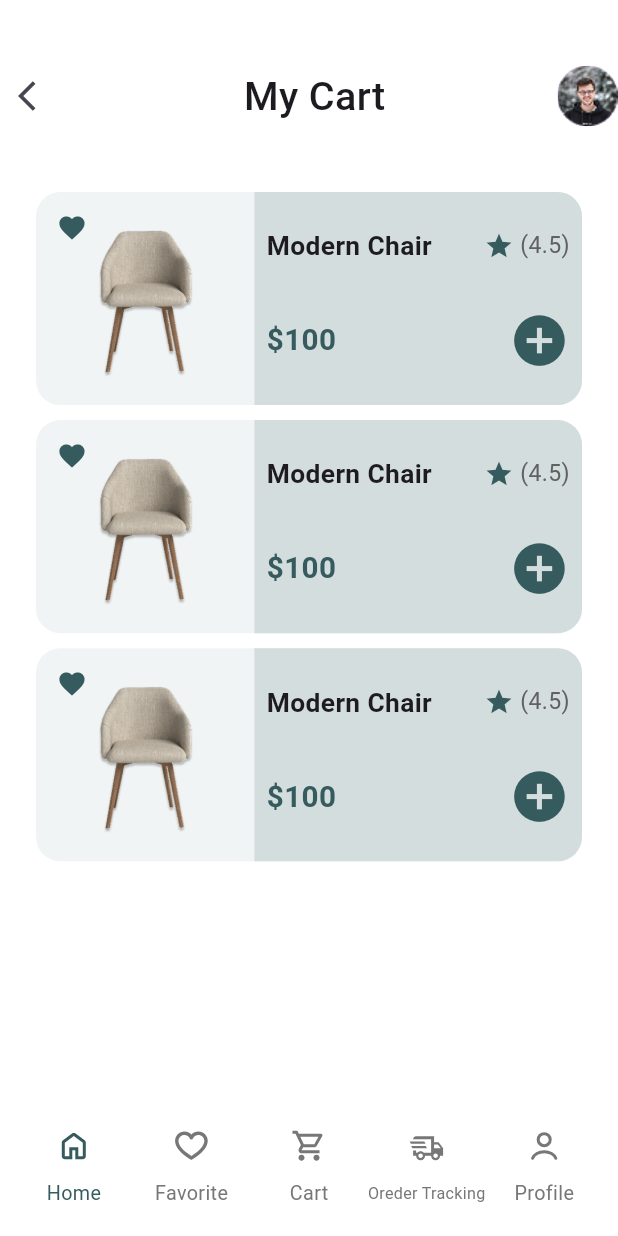
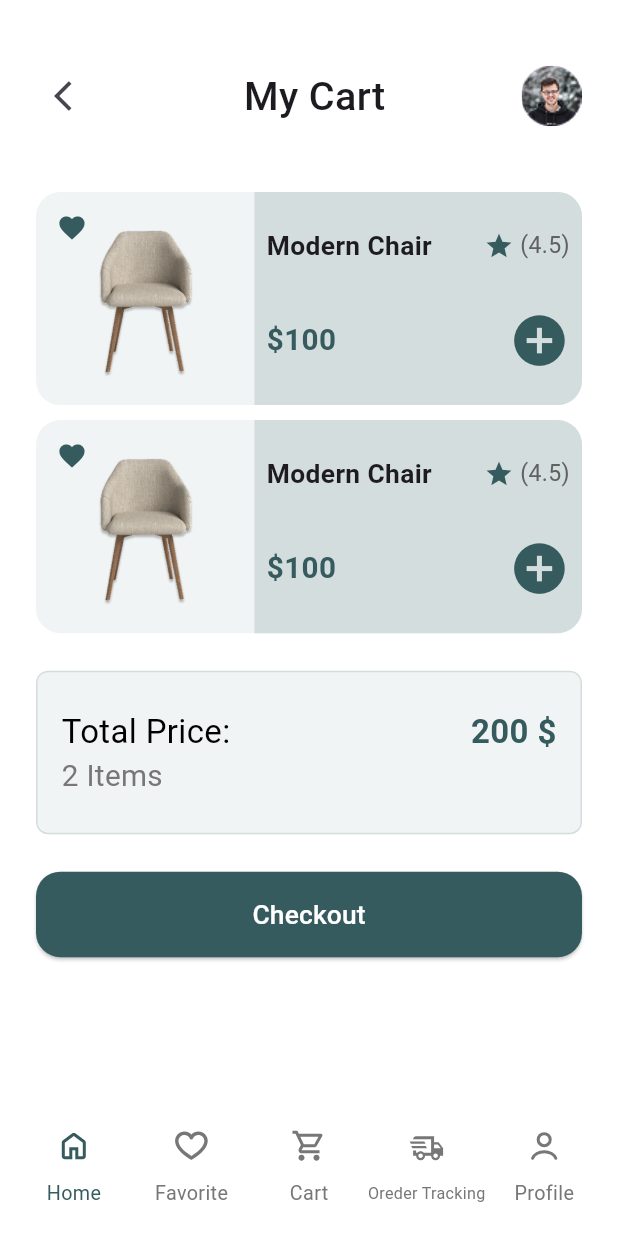
Before and after one commit to omarelshahawy00/furniture_app, a Flutter app: the CartView screen opened by its route, on a phone screen of 412 x 824 dp. Run offline on Flutter 3.47's test engine with Material 3 defaults, Android fonts, the phone set to English and light mode, and no system bars; drawn by our look-alikes of flutter_slidable; our stand-ins replace bloc, flutter_bloc, flutter_screenutil, flutter_svg, gap, go_router and 2 more.

Commit message:
Refactor cart view layout and add cart items list and total price section

```diff
--- a/lib/core/widgets/custom_fav_card.dart
+++ b/lib/core/widgets/custom_fav_card.dart
@@ -25,7 +25,7 @@ class CustomFavCard extends StatelessWidget {
   @override
   Widget build(BuildContext context) {
     return Container(
-      margin: const EdgeInsets.symmetric(horizontal: 24),
+      // margin: const EdgeInsets.symmetric(horizontal: 24),
       width: double.infinity, // Responsive width
       height: 140.h, // Responsive height
       decoration: BoxDecoration(
--- /dev/null
+++ b/lib/features/cart/presentation/views/widgets/cart_items_list_view.dart
@@ -0,0 +1,64 @@
+import 'package:ecommerce_app/core/theme/colors_manager.dart';
+import 'package:ecommerce_app/core/utils/assets_manager.dart';
+import 'package:ecommerce_app/core/widgets/custom_fav_card.dart';
+import 'package:flutter/material.dart';
+import 'package:flutter_slidable/flutter_slidable.dart';
+
+class CartItemsListView extends StatelessWidget {
+  const CartItemsListView({super.key});
+
+  @override
+  Widget build(BuildContext context) {
+    return ListView.builder(
+      physics: const NeverScrollableScrollPhysics(),
+      itemCount: 2,
+      shrinkWrap: true,
+      itemBuilder: (context, index) {
+        return Slidable(
+          key: UniqueKey(),
+          endActionPane: ActionPane(
+            extentRatio: 0.25,
+            motion: Container(
+              decoration: const BoxDecoration(
+                color: ColorsManager.primaryColor,
+                borderRadius: BorderRadius.only(
+                  topLeft: Radius.circular(16),
+                  bottomLeft: Radius.circular(16),
+                ),
+              ),
+              child: const Center(
+                  child: Icon(
+                Icons.delete,
+                color: Colors.white,
+                size: 30,
+              )),
+            ),
+            children: [
+              SlidableAction(
+                onPressed: (context) {
+                  // Handle delete action
+                },
+                padding: EdgeInsets.zero,
+                backgroundColor: ColorsManager.primaryColor,
+                foregroundColor: Colors.white,
+                icon: Icons.delete,
+                label: 'Delete',
+              ),
+            ],
+          ),
+          child: Padding(
+            padding: const EdgeInsets.only(top: 10),
+            child: CustomFavCard(
+              title: 'Modern Chair',
+              price: 100,
+              imageUrl: AssetsManager.chair360,
+              onAddToCartPressed: () {},
+              onFavoritePressed: () {},
+              rating: 4.5,
+            ),
+          ),
+        );
+      },
+    );
+  }
+}
--- a/lib/features/cart/presentation/views/widgets/cart_view_body.dart
+++ b/lib/features/cart/presentation/views/widgets/cart_view_body.dart
@@ -1,7 +1,11 @@
 import 'package:ecommerce_app/core/theme/colors_manager.dart';
+import 'package:ecommerce_app/core/theme/styles.dart';
 import 'package:ecommerce_app/core/utils/assets_manager.dart';
 import 'package:ecommerce_app/core/widgets/custom_app_bar.dart';
+import 'package:ecommerce_app/core/widgets/custom_button.dart';
 import 'package:ecommerce_app/core/widgets/custom_fav_card.dart';
+import 'package:ecommerce_app/features/cart/presentation/views/widgets/cart_items_list_view.dart';
+import 'package:ecommerce_app/features/cart/presentation/views/widgets/items_total_price_section.dart';
 import 'package:flutter/material.dart';
 import 'package:flutter_screenutil/flutter_screenutil.dart';
 import 'package:flutter_slidable/flutter_slidable.dart';
@@ -12,7 +16,10 @@ class CartViewBody extends StatelessWidget {
 
   @override
   Widget build(BuildContext context) {
-    return Column(
+    return SingleChildScrollView(
+      child: Padding(
+        padding: const EdgeInsets.symmetric(horizontal: 24),
+        child: Column(
           children: [
             const CustomAppBar(
               showLeading: true,
@@ -21,77 +28,17 @@ class CartViewBody extends StatelessWidget {
               showSuffix: true,
             ),
             const Gap(30),
-        Expanded(
-          child: ListView.builder(
-            itemCount: 3,
-            itemBuilder: (context, index) {
-              return Stack(
-                children: [
-                  // Container(
-                  //   margin: const EdgeInsets.symmetric(horizontal: 24),
-                  //   height: 140.h,
-                  //   decoration: BoxDecoration(
-                  //     color: ColorsManager.primaryColor,
-                  //     borderRadius: BorderRadius.circular(16.r),
-                  //   ),
-                  //   alignment: Alignment.centerRight,
-                  //   padding: const EdgeInsets.only(right: 5),
-                  //   child: IconButton(
-                  //     icon: const Icon(Icons.delete,
-                  //         color: Colors.white, size: 30),
-                  //     onPressed: () {},
-                  //   ),
-                  // ),
-                  Slidable(
-                    key: UniqueKey(),
-                    endActionPane: ActionPane(
-                      extentRatio: 0.25,
-                      motion: Container(
-                        decoration: const BoxDecoration(
-                          color: ColorsManager.primaryColor,
-                          borderRadius: BorderRadius.only(
-                            topLeft: Radius.circular(16),
-                            bottomLeft: Radius.circular(16),
+            const CartItemsListView(),
+            const Gap(25),
+            const ItemsTotalPriceSection(),
+            const Gap(25),
+            CustomButton(
+              text: 'Checkout',
+              onPressed: () {},
+            )
+          ],
         ),
       ),
-                        child: const Center(
-                            child: Icon(
-                          Icons.delete,
-                          color: Colors.white,
-                          size: 30,
-                        )),
-                      ),
-                      children: [
-                        SlidableAction(
-                          onPressed: (context) {
-                            // Handle delete action
-                          },
-                          padding: EdgeInsets.zero,
-                          backgroundColor: ColorsManager.primaryColor,
-                          foregroundColor: Colors.white,
-                          icon: Icons.delete,
-                          label: 'Delete',
-                        ),
-                      ],
-                    ),
-                    child: Padding(
-                      padding: const EdgeInsets.only(top: 10),
-                      child: CustomFavCard(
-                        title: 'Modern Chair',
-                        price: 100,
-                        imageUrl: AssetsManager.chair360,
-                        onAddToCartPressed: () {},
-                        onFavoritePressed: () {},
-                        rating: 4.5,
-                      ),
-                    ),
-                  ),
-                ],
-              );
-            },
-          ),
-        ),
-      ],
     );
   }
 }
--- /dev/null
+++ b/lib/features/cart/presentation/views/widgets/items_total_price_section.dart
@@ -0,0 +1,45 @@
+import 'package:ecommerce_app/core/theme/colors_manager.dart';
+import 'package:ecommerce_app/core/theme/styles.dart';
+import 'package:flutter/material.dart';
+import 'package:flutter_screenutil/flutter_screenutil.dart';
+
+class ItemsTotalPriceSection extends StatelessWidget {
+  const ItemsTotalPriceSection({super.key});
+
+  @override
+  Widget build(BuildContext context) {
+    return Container(
+      padding: const EdgeInsets.symmetric(horizontal: 16, vertical: 24),
+      // margin: const EdgeInsets.symmetric(horizontal: 24),
+      decoration: BoxDecoration(
+        color: ColorsManager.borderFilledColor,
+        borderRadius: BorderRadius.circular(8.r),
+        border: Border.all(color: ColorsManager.borderFoucusColor),
+      ),
+      child: Column(
+        crossAxisAlignment: CrossAxisAlignment.start,
+        children: [
+          Row(
+            children: [
+              Text(
+                'Total Price:',
+                style: Styles.regular20.copyWith(color: Colors.black),
+              ),
+              const Spacer(),
+              Text(
+                '200 \$',
+                style: Styles.semiBold20
+                    .copyWith(color: ColorsManager.primaryColor),
+              ),
+            ],
+          ),
+          Text(
+            '2 Items',
+            style:
+                Styles.regular18.copyWith(color: ColorsManager.hintTextColor),
+          ),
+        ],
+      ),
+    );
+  }
+}
```
Lines whose indentation alone changed are shown as unchanged.
